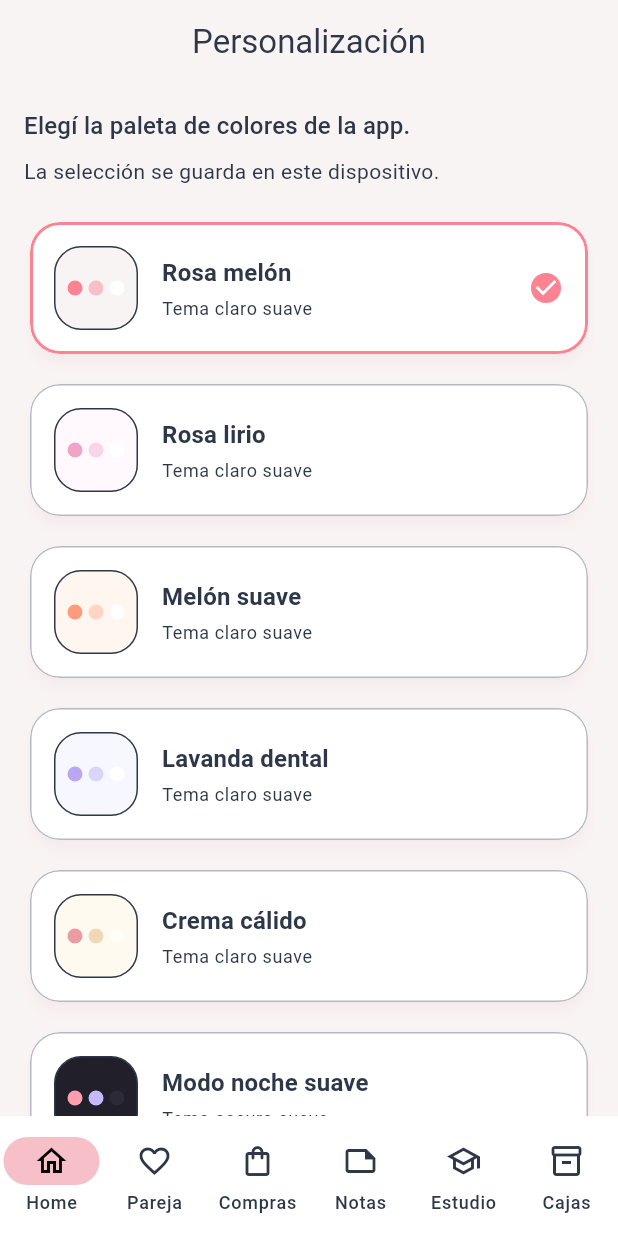
After one commit to Alex-Fernandez-2003/couple_app, a Flutter app: the ThemeSettingsScreen screen opened by its route, on a phone screen of 412 x 824 dp. The commit adds this screen. Run offline on Flutter 3.47's test engine with Material 3 defaults, Android fonts, the phone set to English and light mode, and no system bars; our stand-ins replace audioplayers, connectivity_plus, file_picker, flutter_local_notifications, flutter_riverpod, go_router and 6 more; missing offline and left inert: record; accounts and stored records are empty.

Commit message:
feat(theme): add palette settings screen

```diff
--- a/lib/config/router.dart
+++ b/lib/config/router.dart
@@ -9,6 +9,7 @@ import '../features/couple/screens/join_room_screen.dart';
 import '../features/home/screens/home_screen.dart';
 import '../features/notes/screens/notes_screen.dart';
 import '../features/pareja/screens/pareja_screen.dart';
+import '../features/settings/screens/theme_settings_screen.dart';
 import '../features/shopping/screens/shopping_screen.dart';
 import '../features/study/screens/study_screen.dart';
 
@@ -51,6 +52,10 @@ final appRouter = GoRouter(
         GoRoute(
           path: '/calendar',
           builder: (context, state) => const CalendarScreen(),
+        ),
+        GoRoute(
+          path: '/theme-settings',
+          builder: (context, state) => const ThemeSettingsScreen(),
         ),
       ],
     ),
--- a/lib/features/home/screens/home_screen.dart
+++ b/lib/features/home/screens/home_screen.dart
@@ -172,6 +172,11 @@ class _HomeScreenState extends ConsumerState<HomeScreen>
         backgroundColor: Colors.transparent,
         foregroundColor: Colors.black87,
         actions: [
+          IconButton(
+            onPressed: () => context.go('/theme-settings'),
+            icon: const Icon(Icons.palette_outlined),
+            tooltip: 'Personalización',
+          ),
           IconButton(
             onPressed: _refreshHome,
             icon: const Icon(Icons.refresh),
--- /dev/null
+++ b/lib/features/settings/screens/theme_settings_screen.dart
@@ -0,0 +1,157 @@
+import 'package:flutter/material.dart';
+import 'package:flutter_riverpod/flutter_riverpod.dart';
+
+import '../../../data/models/theme_palette.dart';
+import '../../../data/providers.dart';
+
+class ThemeSettingsScreen extends ConsumerWidget {
+  const ThemeSettingsScreen({super.key});
+
+  @override
+  Widget build(BuildContext context, WidgetRef ref) {
+    final currentPalette =
+        ref.watch(themeProvider).value ?? ThemePaletteCatalog.defaultPalette;
+
+    return Scaffold(
+      appBar: AppBar(title: const Text('Personalización')),
+      body: SafeArea(
+        child: ListView(
+          padding: const EdgeInsets.all(16),
+          children: [
+            Text(
+              'Elegí la paleta de colores de la app.',
+              style: Theme.of(context).textTheme.titleMedium,
+            ),
+            const SizedBox(height: 8),
+            Text(
+              'La selección se guarda en este dispositivo.',
+              style: Theme.of(context).textTheme.bodyMedium,
+            ),
+            const SizedBox(height: 20),
+            for (final palette in ThemePaletteCatalog.palettes) ...[
+              _PaletteCard(
+                palette: palette,
+                selected: palette.id == currentPalette.id,
+                onTap: () =>
+                    ref.read(themeProvider.notifier).setPalette(palette.id),
+              ),
+              const SizedBox(height: 12),
+            ],
+            const SizedBox(height: 8),
+            OutlinedButton.icon(
+              onPressed: () =>
+                  ref.read(themeProvider.notifier).restoreDefault(),
+              icon: const Icon(Icons.restart_alt),
+              label: const Text('Restaurar predeterminado'),
+            ),
+          ],
+        ),
+      ),
+    );
+  }
+}
+
+class _PaletteCard extends StatelessWidget {
+  const _PaletteCard({
+    required this.palette,
+    required this.selected,
+    required this.onTap,
+  });
+
+  final ThemePalette palette;
+  final bool selected;
+  final VoidCallback onTap;
+
+  @override
+  Widget build(BuildContext context) {
+    final borderColor = selected
+        ? palette.primaryColor
+        : Theme.of(context).dividerColor.withValues(alpha: 0.35);
+
+    return Card(
+      clipBehavior: Clip.antiAlias,
+      shape: RoundedRectangleBorder(
+        borderRadius: BorderRadius.circular(20),
+        side: BorderSide(color: borderColor, width: selected ? 2 : 1),
+      ),
+      child: InkWell(
+        onTap: onTap,
+        child: Padding(
+          padding: const EdgeInsets.all(16),
+          child: Row(
+            children: [
+              _PalettePreview(palette: palette),
+              const SizedBox(width: 16),
+              Expanded(
+                child: Column(
+                  crossAxisAlignment: CrossAxisAlignment.start,
+                  children: [
+                    Text(
+                      palette.name,
+                      style: Theme.of(context).textTheme.titleMedium?.copyWith(
+                        fontWeight: FontWeight.w700,
+                      ),
+                    ),
+                    const SizedBox(height: 4),
+                    Text(
+                      palette.isDark ? 'Tema oscuro suave' : 'Tema claro suave',
+                      style: Theme.of(context).textTheme.bodySmall,
+                    ),
+                  ],
+                ),
+              ),
+              if (selected)
+                Icon(Icons.check_circle, color: palette.primaryColor),
+            ],
+          ),
+        ),
+      ),
+    );
+  }
+}
+
+class _PalettePreview extends StatelessWidget {
+  const _PalettePreview({required this.palette});
+
+  final ThemePalette palette;
+
+  @override
+  Widget build(BuildContext context) {
+    return Container(
+      width: 56,
+      height: 56,
+      decoration: BoxDecoration(
+        color: palette.backgroundColor,
+        borderRadius: BorderRadius.circular(18),
+        border: Border.all(color: Theme.of(context).dividerColor),
+      ),
+      child: Center(
+        child: Row(
+          mainAxisAlignment: MainAxisAlignment.center,
+          children: [
+            _ColorDot(color: palette.primaryColor),
+            const SizedBox(width: 4),
+            _ColorDot(color: palette.secondaryColor),
+            const SizedBox(width: 4),
+            _ColorDot(color: palette.surfaceColor),
+          ],
+        ),
+      ),
+    );
+  }
+}
+
+class _ColorDot extends StatelessWidget {
+  const _ColorDot({required this.color});
+
+  final Color color;
+
+  @override
+  Widget build(BuildContext context) {
+    return Container(
+      width: 10,
+      height: 10,
+      decoration: BoxDecoration(color: color, shape: BoxShape.circle),
+    );
+  }
+}
```
Also changed, not shown: 1 other file.
